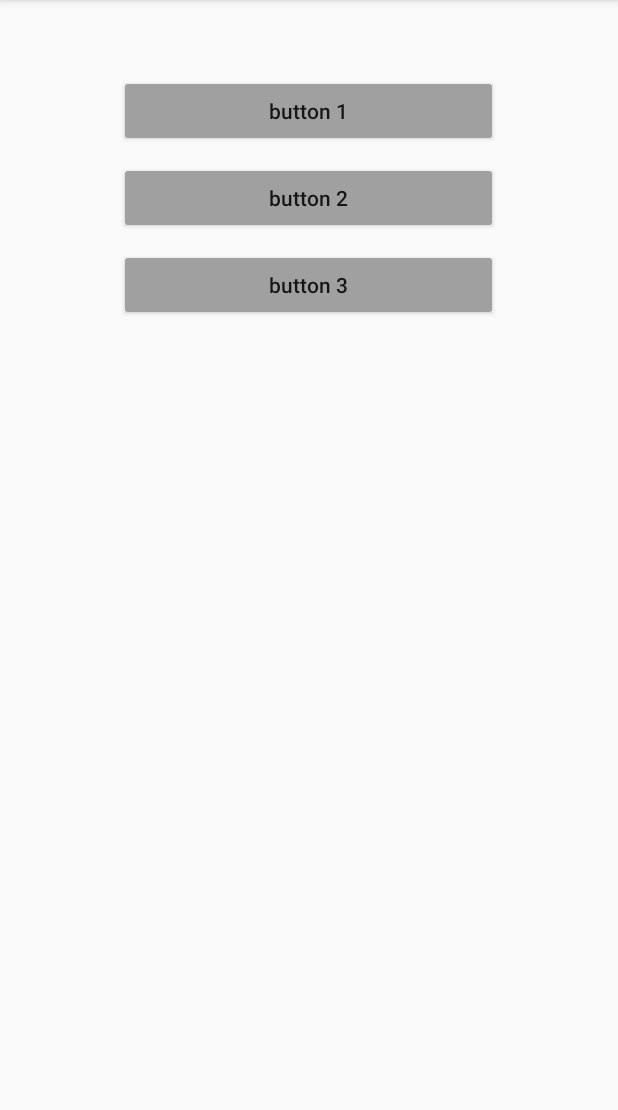
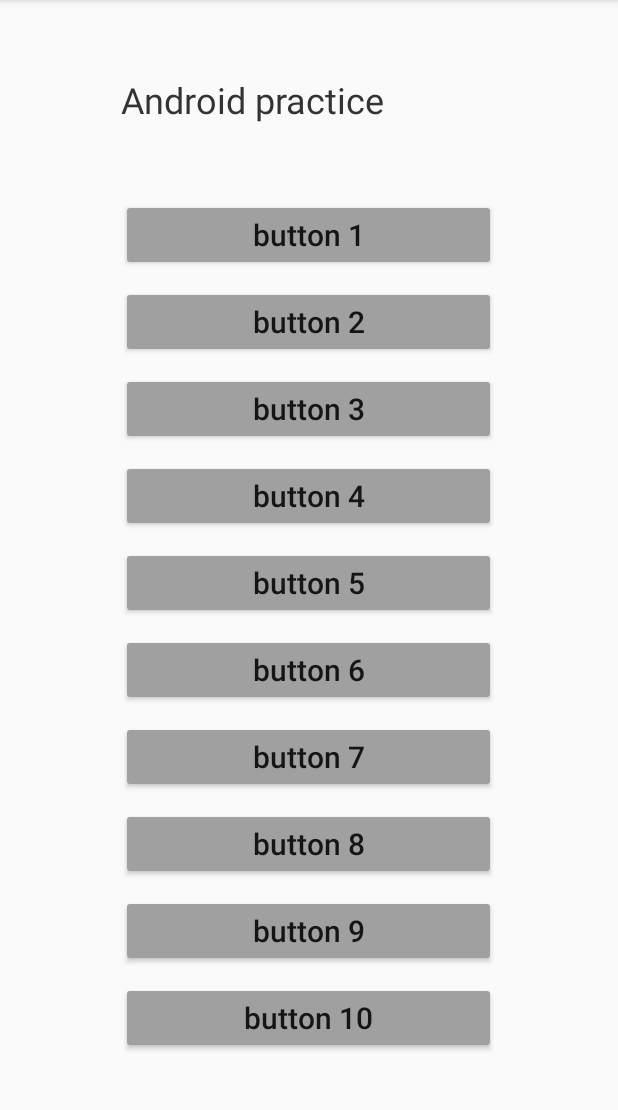
Before and after one commit to twisger/learn-android, an Android app: the screen it shows after launch (MainActivity), on a phone screen of 412 x 824 dp, the part 84-1194 px from its top. Run offline under Robolectric (Android 15) with nearby library versions, the phone set to English and light mode, and no system bars.

Commit message:
add frame layout and scrollview

```diff
--- a/app/src/main/res/layout/activity_main.xml
+++ b/app/src/main/res/layout/activity_main.xml
@@ -1,42 +1,145 @@
 <?xml version="1.0" encoding="utf-8"?>
-<LinearLayout xmlns:android="http://schemas.android.com/apk/res/android"
+<FrameLayout xmlns:android="http://schemas.android.com/apk/res/android"
     xmlns:tools="http://schemas.android.com/tools"
     android:layout_width="match_parent"
+    android:layout_height="match_parent">
+
+    <LinearLayout
+        android:layout_width="250dp"
         android:layout_height="match_parent"
+        android:layout_gravity="center_horizontal"
         android:orientation="vertical"
         tools:context=".MainActivity">
-    <Button
-        android:layout_width="wrap_content"
+
+        <TextView
+            android:layout_width="match_parent"
             android:layout_height="wrap_content"
             android:layout_marginTop="50dp"
+            android:layout_marginBottom="50dp"
+            android:text="@string/main_title"
+            android:textColor="#333"
+            android:textSize="24sp" />
+
+        <ScrollView
+            android:layout_width="match_parent"
+            android:layout_height="wrap_content">
+
+            <LinearLayout
+                android:layout_width="match_parent"
+                android:layout_height="wrap_content"
+                android:orientation="vertical">
+
+                <Button
+                    android:layout_width="match_parent"
+                    android:layout_height="wrap_content"
+                    android:layout_gravity="center_horizontal"
                     android:backgroundTint="@color/gray"
-        android:layout_gravity="center_horizontal"
+                    android:paddingVertical="10dp"
                     android:text="@string/button1"
                     android:textAllCaps="false"
-        android:paddingHorizontal="100dp"
+                    android:textSize="20sp" />
+
+                <Button
+                    android:layout_width="match_parent"
+                    android:layout_height="wrap_content"
+                    android:layout_gravity="center_horizontal"
+                    android:layout_marginTop="10dp"
+                    android:backgroundTint="@color/gray"
                     android:paddingVertical="10dp"
-    />
-    <Button
-        android:layout_width="wrap_content"
-        android:layout_height="wrap_content"
-        android:backgroundTint="@color/gray"
-        android:layout_gravity="center_horizontal"
                     android:text="@string/button2"
                     android:textAllCaps="false"
-        android:paddingHorizontal="100dp"
+                    android:textSize="20sp" />
+
+                <Button
+                    android:layout_width="match_parent"
+                    android:layout_height="wrap_content"
+                    android:layout_gravity="center_horizontal"
+                    android:layout_marginTop="10dp"
+                    android:backgroundTint="@color/gray"
                     android:paddingVertical="10dp"
-        android:layout_marginTop="10dp"
-    />
-    <Button
-        android:layout_width="wrap_content"
-        android:layout_height="wrap_content"
-        android:backgroundTint="@color/gray"
-        android:layout_gravity="center_horizontal"
                     android:text="@string/button3"
                     android:textAllCaps="false"
-        android:paddingHorizontal="100dp"
+                    android:textSize="20sp" />
+
+                <Button
+                    android:layout_width="match_parent"
+                    android:layout_height="wrap_content"
+                    android:layout_gravity="center_horizontal"
+                    android:layout_marginTop="10dp"
+                    android:backgroundTint="@color/gray"
                     android:paddingVertical="10dp"
+                    android:text="@string/button4"
+                    android:textAllCaps="false"
+                    android:textSize="20sp" />
+
+                <Button
+                    android:layout_width="match_parent"
+                    android:layout_height="wrap_content"
+                    android:layout_gravity="center_horizontal"
                     android:layout_marginTop="10dp"
-    />
+                    android:backgroundTint="@color/gray"
+                    android:paddingVertical="10dp"
+                    android:text="@string/button5"
+                    android:textAllCaps="false"
+                    android:textSize="20sp" />
+
+                <Button
+                    android:layout_width="match_parent"
+                    android:layout_height="wrap_content"
+                    android:layout_gravity="center_horizontal"
+                    android:layout_marginTop="10dp"
+                    android:backgroundTint="@color/gray"
+                    android:paddingVertical="10dp"
+                    android:text="@string/button6"
+                    android:textAllCaps="false"
+                    android:textSize="20sp" />
+
+                <Button
+                    android:layout_width="match_parent"
+                    android:layout_height="wrap_content"
+                    android:layout_gravity="center_horizontal"
+                    android:layout_marginTop="10dp"
+                    android:backgroundTint="@color/gray"
+                    android:paddingVertical="10dp"
+                    android:text="@string/button7"
+                    android:textAllCaps="false"
+                    android:textSize="20sp" />
+
+                <Button
+                    android:layout_width="match_parent"
+                    android:layout_height="wrap_content"
+                    android:layout_gravity="center_horizontal"
+                    android:layout_marginTop="10dp"
+                    android:backgroundTint="@color/gray"
+                    android:paddingVertical="10dp"
+                    android:text="@string/button8"
+                    android:textAllCaps="false"
+                    android:textSize="20sp" />
+
+                <Button
+                    android:layout_width="match_parent"
+                    android:layout_height="wrap_content"
+                    android:layout_gravity="center_horizontal"
+                    android:layout_marginTop="10dp"
+                    android:backgroundTint="@color/gray"
+                    android:paddingVertical="10dp"
+                    android:text="@string/button9"
+                    android:textAllCaps="false"
+                    android:textSize="20sp" />
+
+                <Button
+                    android:layout_width="match_parent"
+                    android:layout_height="wrap_content"
+                    android:layout_gravity="center_horizontal"
+                    android:layout_marginTop="10dp"
+                    android:backgroundTint="@color/gray"
+                    android:paddingVertical="10dp"
+                    android:text="@string/button10"
+                    android:textAllCaps="false"
+                    android:textSize="20sp" />
+
 
             </LinearLayout>
+        </ScrollView>
+    </LinearLayout>
+</FrameLayout>
--- a/app/src/main/res/values/strings.xml
+++ b/app/src/main/res/values/strings.xml
@@ -3,4 +3,12 @@
     <string name="button1">button 1</string>
     <string name="button2">button 2</string>
     <string name="button3">button 3</string>
+    <string name="button4">button 4</string>
+    <string name="button5">button 5</string>
+    <string name="button6">button 6</string>
+    <string name="button7">button 7</string>
+    <string name="button8">button 8</string>
+    <string name="button9">button 9</string>
+    <string name="button10">button 10</string>
+    <string name="main_title">Android practice</string>
 </resources>
```
Also changed, not shown: 1 other file. Lines whose indentation alone changed are shown as unchanged.
